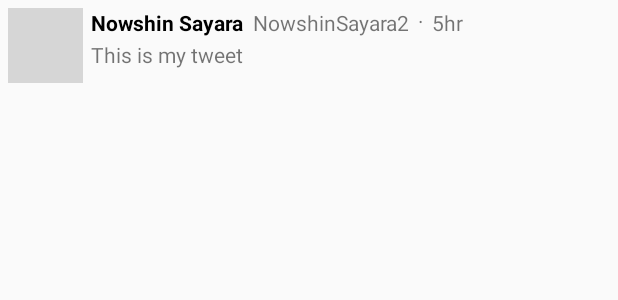
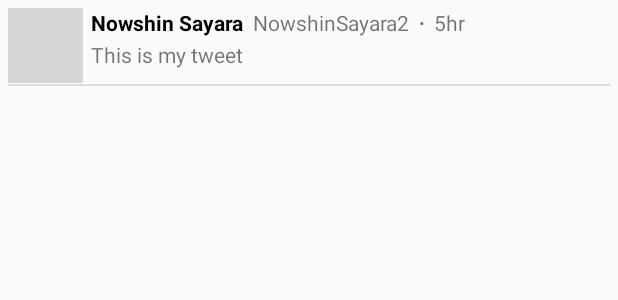
Before and after one commit to NOSH2000/SimpleTweet, an Android app: the layout item_tweet.xml on its own in the app's theme, with its tools: preview values and no code run, on a phone screen of 412 x 824 dp. Shown: the top 300 px of the screen. Run offline under Robolectric (Android 15) with nearby library versions, the phone set to English and light mode, and no system bars; grey boxes are pictures that could not be loaded.

Commit message:
Add divider

```diff
--- a/app/build.gradle
+++ b/app/build.gradle
@@ -8,6 +8,10 @@ android {
     compileSdkVersion 28
 
     defaultConfig {
+
+        // This config only works for Android Gradle Plugin v2.1.0 or higher:
+        vectorDrawables.useSupportLibrary = true
+
         applicationId "com.codepath.apps.restclienttemplate"
         minSdkVersion 21
         targetSdkVersion 28
@@ -52,4 +56,9 @@ dependencies {
     implementation 'com.facebook.stetho:stetho:1.5.1'
 
     implementation 'androidx.swiperefreshlayout:swiperefreshlayout:1.0.0'
+
+    implementation 'jp.wasabeef:glide-transformations:4.1.0'
+
+    implementation "androidx.vectordrawable:vectordrawable:1.0.0" // VectorDrawableCompat
+    implementation "androidx.vectordrawable:vectordrawable-animated:1.0.0" // AnimatedVectorDrawableCompa
 }
--- a/app/src/main/AndroidManifest.xml
+++ b/app/src/main/AndroidManifest.xml
@@ -7,7 +7,7 @@
     <application
         android:name=".TwitterApp"
         android:allowBackup="true"
-        android:icon="@drawable/ic_launcher"
+        android:icon="@drawable/ic_launcher_twitter_round"
         android:label="@string/app_name"
         android:theme="@style/AppTheme">
         <activity android:name=".TimelineActivity"></activity>
--- a/app/src/main/java/com/codepath/apps/restclienttemplate/TimelineActivity.java
+++ b/app/src/main/java/com/codepath/apps/restclienttemplate/TimelineActivity.java
@@ -1,5 +1,6 @@
 package com.codepath.apps.restclienttemplate;
 
+import androidx.appcompat.app.ActionBar;
 import androidx.appcompat.app.AppCompatActivity;
 import androidx.recyclerview.widget.LinearLayoutManager;
 import androidx.recyclerview.widget.RecyclerView;
--- a/app/src/main/java/com/codepath/apps/restclienttemplate/TweetAdapter.java
+++ b/app/src/main/java/com/codepath/apps/restclienttemplate/TweetAdapter.java
@@ -8,12 +8,14 @@ import android.widget.ImageView;
 import android.widget.TextView;
 
 import com.bumptech.glide.Glide;
+import com.bumptech.glide.load.resource.bitmap.FitCenter;
 import com.codepath.apps.restclienttemplate.models.Tweet;
 
 import java.util.List;
 
 import androidx.annotation.NonNull;
 import androidx.recyclerview.widget.RecyclerView;
+import jp.wasabeef.glide.transformations.RoundedCornersTransformation;
 
 public class TweetAdapter extends RecyclerView.Adapter<TweetAdapter.ViewHolder> {
 
@@ -87,8 +89,13 @@ public class TweetAdapter extends RecyclerView.Adapter<TweetAdapter.ViewHolder>
             tvTimestamp.setText(tweet.getFormattedTimestamp());
             tvName.setText(tweet.user.name);
             tvDot.setText(".");
+
+            // For Rounded Corners
+            int radius = 10; // corner radius, higher value = more rounded
+            int margin = 0; // crop margin, set to 0 for corners with no crop
             Glide.with(context)
                     .load(tweet.user.profileImageUrl)
+                    .transform(new FitCenter(), new RoundedCornersTransformation(radius, margin))
                     .into(ivProfile);
         }
     }
--- a/app/src/main/java/com/codepath/apps/restclienttemplate/TwitterApp.java
+++ b/app/src/main/java/com/codepath/apps/restclienttemplate/TwitterApp.java
@@ -17,7 +17,6 @@ import com.facebook.stetho.Stetho;
  *
  */
 public class TwitterApp extends Application {
-
     MyDatabase myDatabase;
 
     @Override
--- a/app/src/main/res/layout/item_tweet.xml
+++ b/app/src/main/res/layout/item_tweet.xml
@@ -61,7 +61,16 @@
         android:layout_height="wrap_content"
         android:layout_alignParentTop="true"
         android:layout_marginStart="5dp"
-        android:layout_marginTop="-5dp"
+        android:layout_marginTop="-10dp"
         android:layout_toEndOf="@+id/tvScreenName"
+        android:textSize="20sp"
         tools:text="." />
+
+    <View
+        style="@style/Divider"
+        android:layout_below="@+id/tvBody"
+        android:layout_marginTop="10dp"
+        android:layout_marginBottom="10dp"
+        />
+
 </RelativeLayout>
--- a/app/src/main/res/values/styles.xml
+++ b/app/src/main/res/values/styles.xml
@@ -1,16 +1,41 @@
 <resources>
 
-    <style name="AppBaseTheme" parent="Theme.AppCompat.Light.DarkActionBar">
-        <!--
+<!--    <style name="AppBaseTheme" parent="Theme.AppCompat.Light.DarkActionBar">
+
             Theme customizations available in newer API levels can go in
             res/values-vXX/styles.xml, while customizations related to
             backward-compatibility can go here.
-        -->
+
+        </style> -->
+
+    <!-- Application theme. -->
+<!--    <style name="AppTheme" parent="AppBaseTheme">
+             All customizations that are NOT specific to a particular API-level can go here.
+        </style>-->
+
+    <style name="Divider">
+        <item name="android:layout_width">match_parent</item>
+        <item name="android:layout_height">1dp</item>
+        <item name="android:background">?android:attr/listDivider</item>
     </style>
 
-    <!-- Application theme. -->
-    <style name="AppTheme" parent="AppBaseTheme">
-        <!-- All customizations that are NOT specific to a particular API-level can go here. -->
+
+    <style name="AppTheme" parent="Theme.AppCompat.Light.DarkActionBar">
+        <item name="android:actionBarStyle">@style/MyActionBar</item>
+
+        <!-- Enable Window Content Transitions-->
+        <item name="android:windowContentTransitions">true</item>
+
+        <!-- Support library compatibility -->
+        <item name="actionBarStyle">@style/MyActionBar</item>
     </style>
 
+    <style name="MyActionBar" parent="@style/Widget.AppCompat.Light.ActionBar.Solid.Inverse">
+        <item name="android:background">@color/twitter_blue</item>
+
+        <!-- Support library compatibility -->
+        <item name="background">@color/twitter_blue</item>
+    </style>
+
+
 </resources>
```
Also changed, not shown: 1 other file.
